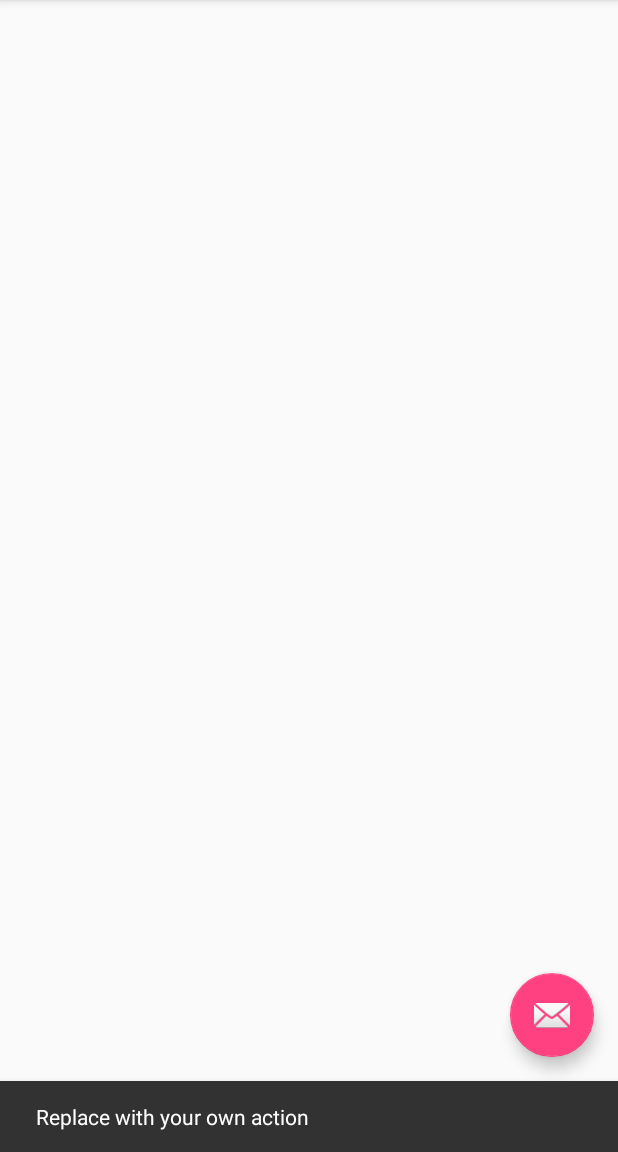
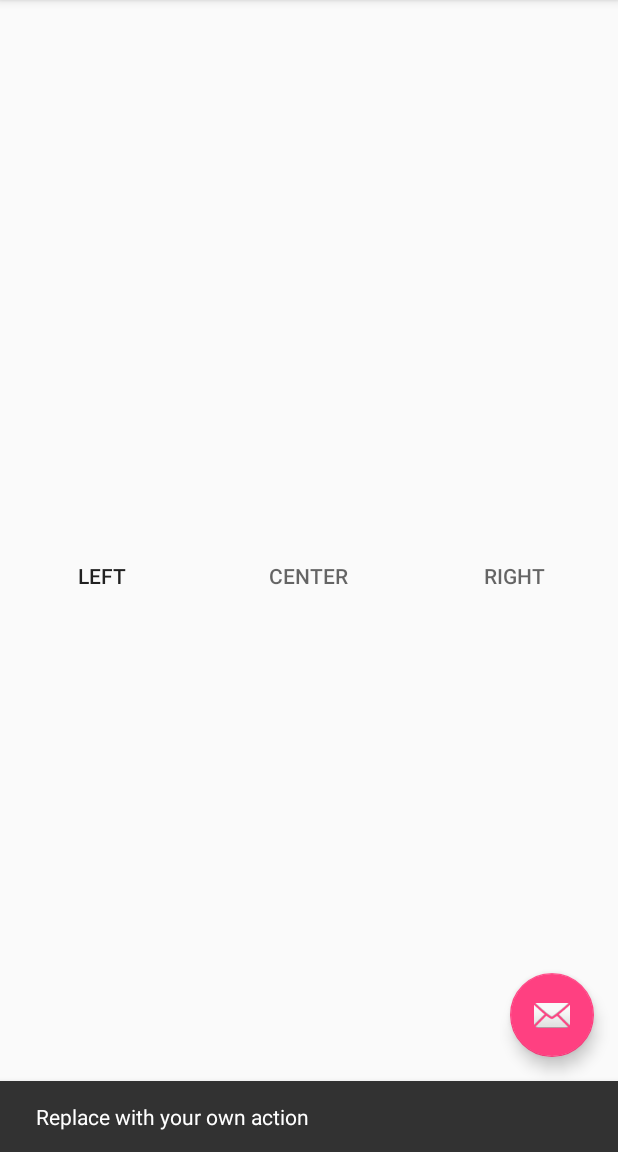
Before and after one commit to emiliodallatorre/RPi-fan-controller, an Android app: the screen it shows after launch (MainActivity), after a tap on an icon or button, on a phone screen of 412 x 824 dp, the part 84-1236 px from its top. Run offline under Robolectric (Android 15) with nearby library versions, the phone set to English and light mode, and no system bars.

```diff
--- a/mobile/src/main/res/layout/content_main.xml
+++ b/mobile/src/main/res/layout/content_main.xml
@@ -8,4 +8,23 @@
     tools:context=".MainActivity"
     tools:showIn="@layout/activity_main">
 
+    <android.support.design.widget.TabLayout
+        android:layout_width="match_parent"
+        android:layout_height="match_parent">
+
+        <android.support.design.widget.TabItem
+            android:layout_width="wrap_content"
+            android:layout_height="wrap_content"
+            android:text="Left" />
+
+        <android.support.design.widget.TabItem
+            android:layout_width="wrap_content"
+            android:layout_height="wrap_content"
+            android:text="Center" />
+
+        <android.support.design.widget.TabItem
+            android:layout_width="wrap_content"
+            android:layout_height="wrap_content"
+            android:text="Right" />
+    </android.support.design.widget.TabLayout>
 </android.support.constraint.ConstraintLayout>
--- a/things/src/main/AndroidManifest.xml
+++ b/things/src/main/AndroidManifest.xml
@@ -13,7 +13,7 @@
             android:label="Fan Controller">
             <intent-filter>
                 <action android:name="gq.emiliodallatorre.rpi_fan.fanController" />
-                <category android:name="android.intent.category.DEFAULT" />
+                <category android:name="android.intent.category.MAIN" />
             </intent-filter>
         </activity>
 
```
Also changed, not shown: things/src/main/java/gq/emiliodallatorre/rpi_fan/fanController.kt (+4 -4 lines), 2 other files.
